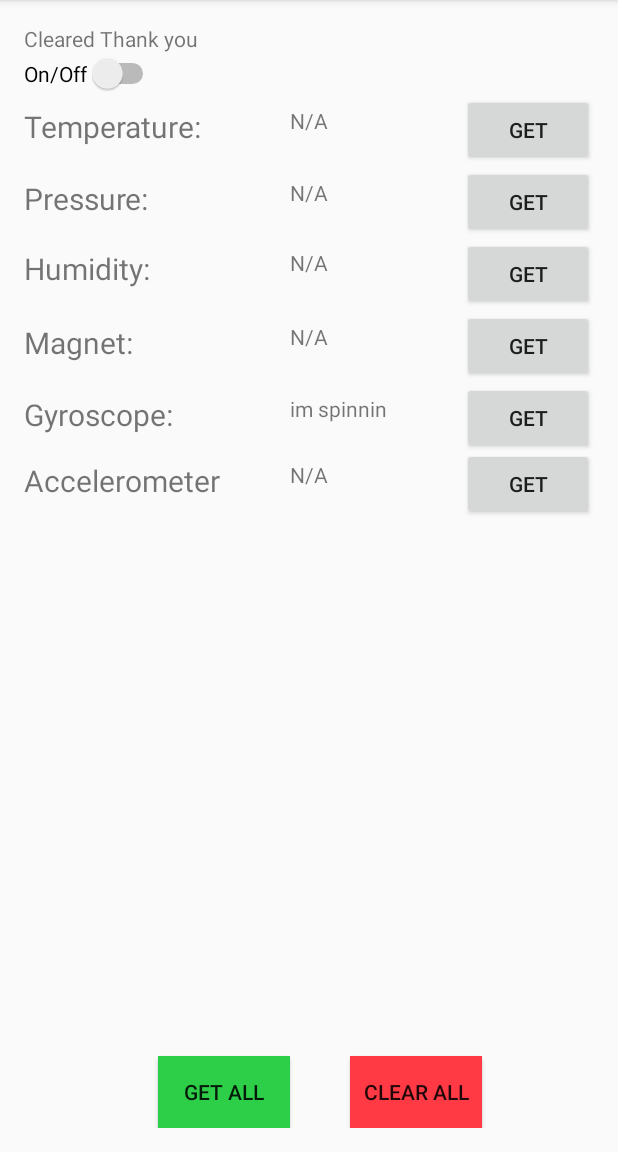
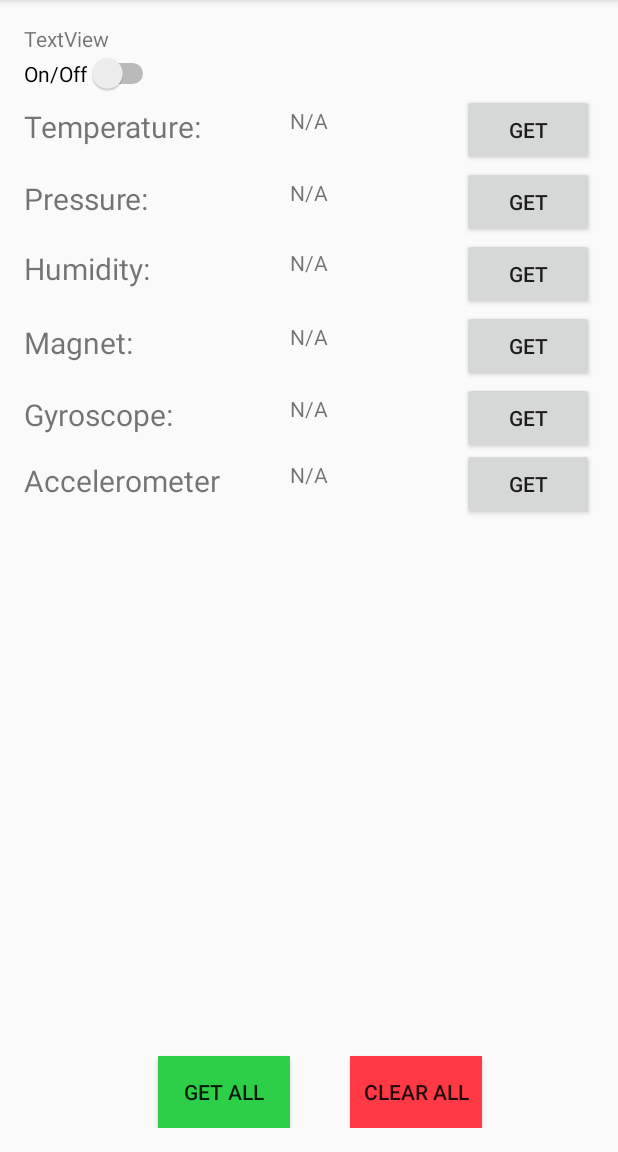
Before and after one commit to HonungsHanne/MyFirstApplication2, an Android app: the SensorActivity screen opened directly, with no data from a screen before it, after a tap on "CLEAR ALL", on a phone screen of 412 x 824 dp, the part 84-1236 px from its top. Run offline under Robolectric (Android 15) with nearby library versions, the phone set to English and light mode, and no system bars; 2 statements that could not run were skipped; 1 other tap on this screen came first.

Commit message:
Sensor Activity fixed

```diff
--- a/MVD-controller/app/src/main/java/com/etsn05/grupp2/ViewModels/SensorActivity.java
+++ b/MVD-controller/app/src/main/java/com/etsn05/grupp2/ViewModels/SensorActivity.java
@@ -2,26 +2,41 @@ package com.etsn05.grupp2.ViewModels;
 
 import android.support.v7.app.AppCompatActivity;
 import android.os.Bundle;
-import android.text.TextUtils;
 import android.view.View;
 import android.widget.TextView;
 
+import com.google.android.gms.appindexing.AppIndex;
+import com.google.android.gms.common.api.GoogleApiClient;
+
+import java.util.ArrayList;
+import java.util.Arrays;
+
 import Connection.ConnectionHandler;
-import Model.SensorModel;
+import Model.DeviceModel;
 
 
 public class SensorActivity extends AppCompatActivity {
-    TextView t;
-    SensorModel sensor;
+    TextView StatusField;
+    DeviceModel sensor;
     ConnectionHandler ch;
+    /**
+     * ATTENTION: This was auto-generated to implement the App Indexing API.
+     * See https://g.co/AppIndexing/AndroidStudio for more information.
+     */
+    private GoogleApiClient client;
+
     @Override
     protected void onCreate(Bundle savedInstanceState) {
         super.onCreate(savedInstanceState);
         setContentView(R.layout.activity_sensor);
         ch = new ConnectionHandler();
-        this.t = (TextView) findViewById(R.id.textID);
-        t.setText("Mickes bajs");
+        this.StatusField = (TextView) findViewById(R.id.textID);
+        sensor = (DeviceModel) getIntent().getSerializableExtra("DeviceModel");
+        StatusField.setText(sensor.id + ", " + sensor.name + ", " + sensor.deviceAdress);
 
+        // ATTENTION: This was auto-generated to implement the App Indexing API.
+        // See https://g.co/AppIndexing/AndroidStudio for more information.
+        client = new GoogleApiClient.Builder(this).addApi(AppIndex.API).build();
     }
 
     public void onClickGetTemperature(View view) {
@@ -29,7 +44,8 @@ public class SensorActivity extends AppCompatActivity {
         textTemperature.setText("very hot");
         //textPressure.setText(ch.doInBackground("PRESSURE"));
     }
-    public void onClickGetPressure(View view){
+
+    public void onClickGetPressure(View view) {
         TextView textPressure = (TextView) findViewById(R.id.textPressure);
         textPressure.setText("Much pressure");
         //textPressure.setText(ch.doInBackground("PRESSURE"));
@@ -47,8 +63,8 @@ public class SensorActivity extends AppCompatActivity {
     }
 
     public void onClickGetGyroscope(View view) {
-        TextView textGyrscope = (TextView) findViewById(R.id.textGyroscope);
-        textGyrscope.setText("im spinning! woooo");
+        TextView textGyrocope = (TextView) findViewById(R.id.textGyroscope);
+        textGyrocope.setText("im spinning! woooo");
     }
 
     public void onClickGetAccelerometer(View view) {
@@ -57,12 +73,27 @@ public class SensorActivity extends AppCompatActivity {
     }
 
     public void onClickClearAll(View view) {
-        t.setText("Cleared Thank you");
+
+        TextView text = (TextView) findViewById(R.id.textTemperature);
+        text.setText("N/A");
+        text = (TextView) findViewById(R.id.textHumidity);
+        text.setText("N/A");
+        text = (TextView) findViewById(R.id.textPressure);
+        text.setText("N/A");
+        text = (TextView) findViewById(R.id.textMagnet);
+        text.setText("N/A");
+        text = (TextView) findViewById(R.id.textGyroscope);
+        text.setText("N/A");
+        text = (TextView) findViewById(R.id.textAccelerometer);
+        text.setText("N/A");
+        text = (TextView) findViewById(R.id.textTemperature);
+        text.setText("N/A");
     }
 
 
     public void onClickGetAll(View view) {
-        t.setText("ITS WORKING -- anikin always");
+        StatusField.setText("ITS WORKING -- anikin always");
     }
 
+
 }
```
